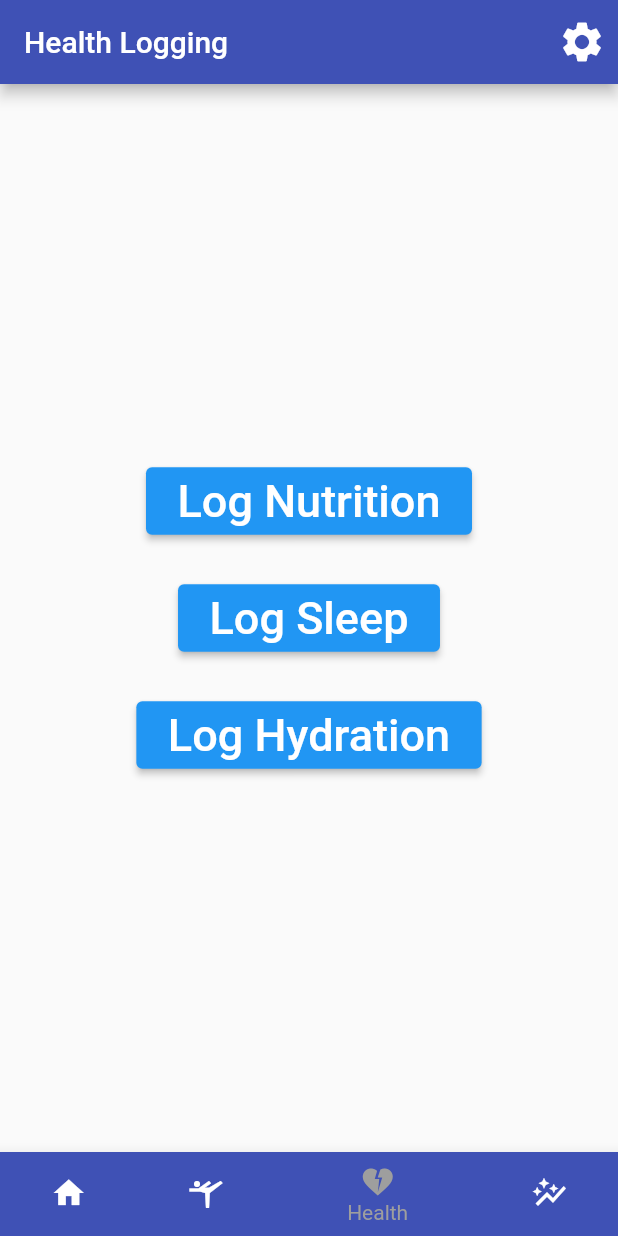
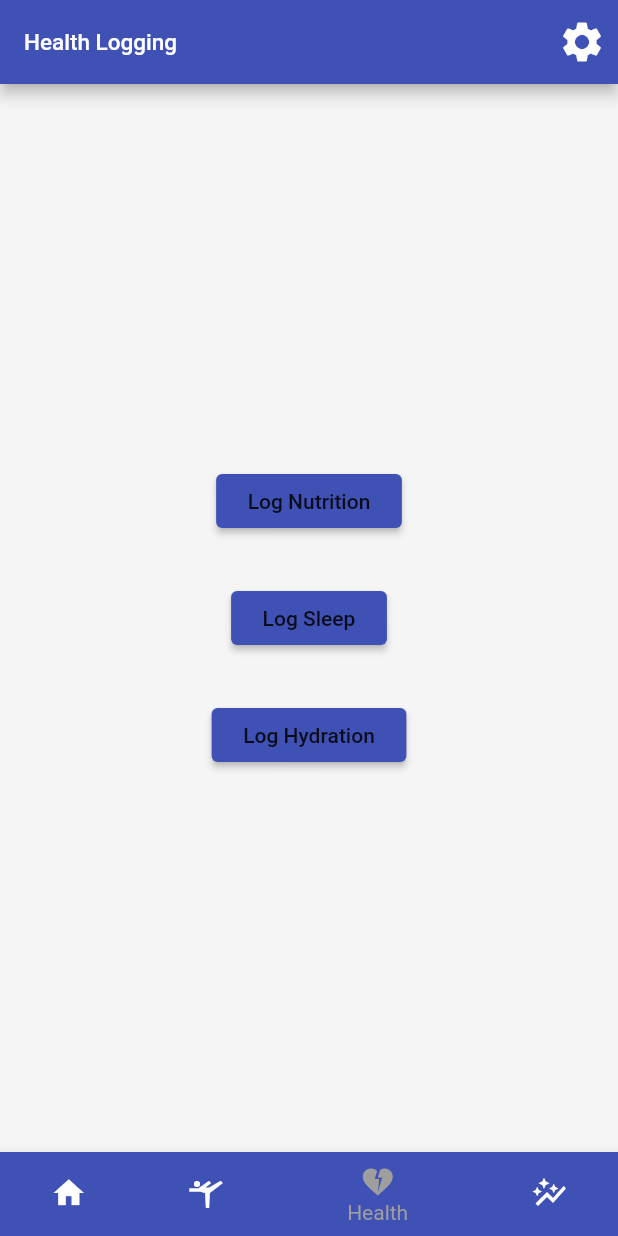
Before and after one commit to GDauterman/rpi_beefcake, a Flutter app: the screen it shows once a user with an empty profile is signed in, on a phone screen of 412 x 824 dp. Run offline on Flutter 3.47's test engine with Material 2 defaults, Android fonts, the phone set to English and light mode, and no system bars; our stand-ins replace cloud_firestore, firebase_auth, firebase_core; accounts and stored records are empty.

Commit message:
pre-merge with develop, near working dark mode

```diff
--- a/lib/base_page.dart
+++ b/lib/base_page.dart
@@ -6,6 +6,7 @@ import 'package:rpi_beefcake/home_page.dart';
 import 'package:rpi_beefcake/page_enum.dart';
 import 'package:rpi_beefcake/style_lib.dart';
 import 'package:rpi_beefcake/trends_page.dart';
+
 
 class BasePage extends StatefulWidget {
   final FirebaseService db;
@@ -38,7 +39,7 @@ class _BasePage extends State<BasePage> {
     return Scaffold(
       appBar: AppBar(
         title: Text(pageItem.getTitle),
-        backgroundColor: bc_style().accent2color,
+        backgroundColor: Theme.of(context).colorScheme.background,
         actions: [
           IconButton(
               onPressed: (() {widget.nk.currentState!.pushNamed('/settings');}),
@@ -56,26 +57,27 @@ class _BasePage extends State<BasePage> {
           return const TrendsPage();}
       } ()),
       bottomNavigationBar: BottomNavigationBar(
+        backgroundColor: Theme.of(context).colorScheme.background,
         items: <BottomNavigationBarItem>[
           BottomNavigationBarItem(
             icon: Icon(Icons.home),
             label: 'Home',
-            backgroundColor: bc_style().accent2color,
+            backgroundColor: Theme.of(context).colorScheme.surfaceVariant,
           ),
           BottomNavigationBarItem(
             icon: Icon(Icons.sports_gymnastics),
             label: 'Fitness',
-            backgroundColor: bc_style().accent2color,
+            backgroundColor: Theme.of(context).colorScheme.surfaceVariant,
           ),
           BottomNavigationBarItem(
             icon: Icon(Icons.heart_broken),
             label: 'Health',
-            backgroundColor: bc_style().accent2color,
+            backgroundColor: Theme.of(context).colorScheme.surfaceVariant,
           ),
           BottomNavigationBarItem(
             icon: Icon(Icons.auto_graph),
             label: 'Trends',
-            backgroundColor: bc_style().accent2color,
+            backgroundColor: Theme.of(context).colorScheme.surfaceVariant,
           ),
         ],
         currentIndex: pageItem.getIndex,
--- a/lib/health_page.dart
+++ b/lib/health_page.dart
@@ -30,6 +30,9 @@ class _HealthPage extends State<HealthPage> {
               Padding(
                 padding: EdgeInsets.symmetric(vertical: 15),
                 child: ElevatedButton(
+                  style: ElevatedButton.styleFrom(
+                      backgroundColor: Theme.of(context).colorScheme.primary,
+                  ),
                   onPressed: (() {
                     setState(() {widget.curPage = healthSubPages.nutrition;});
                   }),
@@ -37,9 +40,7 @@ class _HealthPage extends State<HealthPage> {
                     padding: EdgeInsets.all(5),
                     child: Text(
                       'Log Nutrition',
-                      style: TextStyle(
-                          fontSize: 30
-                      ),
+                      style: Theme.of(context).textTheme.button,
                     ),
                   ),
                 ),
@@ -47,6 +48,9 @@ class _HealthPage extends State<HealthPage> {
               Padding(
                 padding: EdgeInsets.symmetric(vertical: 15),
                 child: ElevatedButton(
+                  style: ElevatedButton.styleFrom(
+                    backgroundColor: Theme.of(context).colorScheme.primary,
+                  ),
                   onPressed: (() {
                     setState(() {widget.curPage = healthSubPages.sleep;});
                   }),
@@ -54,9 +58,7 @@ class _HealthPage extends State<HealthPage> {
                     padding: EdgeInsets.all(5),
                     child: Text(
                       'Log Sleep',
-                      style: TextStyle(
-                          fontSize: 30
-                      ),
+                      style: Theme.of(context).textTheme.button,
                     ),
                   ),
                 ),
@@ -64,6 +66,9 @@ class _HealthPage extends State<HealthPage> {
               Padding(
                 padding: EdgeInsets.symmetric(vertical: 15),
                 child: ElevatedButton(
+                  style: ElevatedButton.styleFrom(
+                    backgroundColor: Theme.of(context).colorScheme.primary,
+                  ),
                   onPressed: (() {
                     setState(() {widget.curPage = healthSubPages.hydration;});
                   }),
@@ -71,9 +76,7 @@ class _HealthPage extends State<HealthPage> {
                     padding: EdgeInsets.all(5),
                     child: Text(
                       'Log Hydration',
-                      style: TextStyle(
-                          fontSize: 30
-                      ),
+                      style: Theme.of(context).textTheme.button,
                     ),
                   ),
                 ),
@@ -91,6 +94,9 @@ class _HealthPage extends State<HealthPage> {
                 child: Padding(
                   padding: EdgeInsets.all(10),
                   child: ElevatedButton(
+                      style: ElevatedButton.styleFrom(
+                        backgroundColor: Theme.of(context).colorScheme.surfaceVariant,
+                      ),
                     onPressed: backCallback,
                     child: Text(
                       'Back',
@@ -262,7 +268,7 @@ class SleepPage extends StatelessWidget {
     List<FieldOptions> sleepOptions = [
       FieldOptions(
         hint: 'Hours Slept',
-        invalidText: 'Enter a number',
+        invalidText: 'Enter  number',
         keyboard: TextInputType.number,
         regString: r'^0*\d{1,2}(\.\d+)?$',
       ),
@@ -279,6 +285,7 @@ class SleepPage extends StatelessWidget {
     return Material(
       // Sleep Container
       child: SingleChildScrollView(
+
         child: Column(
           children: [
             Padding(
--- a/lib/main.dart
+++ b/lib/main.dart
@@ -11,22 +11,34 @@ import 'package:rpi_beefcake/settings_page.dart';
 import 'firebase_options.dart';
 import 'firestore.dart';
 import 'loading_page.dart';
+import 'package:rpi_beefcake/style_lib.dart';
+
 
 void main() {
   runApp(MainApp());
 }
 
-class MainApp extends StatelessWidget {
+class MainApp extends StatefulWidget {
+  MainApp({super.key});
+
+  @override
+  State<MainApp> createState() => _MainApp();
+}
+
+class _MainApp extends State<MainApp> {
   late final Future fbFuture = Firebase.initializeApp(options: DefaultFirebaseOptions.currentPlatform);
   final GlobalKey<NavigatorState> mainNavKey = GlobalKey<NavigatorState>();
   final GlobalKey<NavigatorState> homeNavKey = GlobalKey<NavigatorState>();
   late final FirebaseService db;
 
-  MainApp({super.key});
+  bool isDark = false;
+
+  void swapTheme() {
+    setState(() { isDark = !isDark; });
+  }
 
   @override
   Widget build(BuildContext context) {
-
     return FutureBuilder(
       future: fbFuture,
       builder: (context, snapshot) {
@@ -50,6 +62,13 @@ class MainApp extends StatelessWidget {
           });
           return MaterialApp(
             title: 'Main App',
+            /*
+            darkTheme: customDarkTheme (),
+            theme: customLightTheme (),
+            themeMode: ThemeMode.system, //theme adapts to system settings
+            */
+            theme: isDark ? customDarkTheme () : customLightTheme(),
+
             navigatorKey: mainNavKey,
             initialRoute: '/loading',
             routes: {
@@ -57,7 +76,7 @@ class MainApp extends StatelessWidget {
               '/login':     (context) => const LoginPage(),
               '/register':  (context) => const RegisterPage(),
               '/loading':   (context) => LoadingPage(),
-              '/settings':  (context) => SettingsPage(mainNavKey),
+              '/settings':  (context) => SettingsPage(mainNavKey, swapTheme),
             },
 
           );
--- a/lib/style_lib.dart
+++ b/lib/style_lib.dart
@@ -1,9 +1,125 @@
 import 'dart:ui';
 import 'package:flutter/material.dart';
 
+ThemeData customLightTheme() {
+
+  TextTheme _customLightThemesTextTheme(TextTheme base) {
+    return base.copyWith(
+      button: base.button?.copyWith(
+        //fontFamily: ‘Roboto’,
+        fontSize: 30.0,
+        color: Colors.white,
+      ),
+      headline6: base.headline6?.copyWith(
+          fontSize: 15.0,
+          color: Colors.orange
+      ),
+      headline4: base.headline1?.copyWith(
+        fontSize: 24.0,
+        color: Colors.white,
+      ),
+      headline3: base.headline1?.copyWith(
+        fontSize: 22.0,
+        color: Colors.grey,
+      ),
+      caption: base.caption?.copyWith(
+        color: Color(0xFFCCC5AF),
+      ),
+      bodyText2: base.bodyText2?.copyWith(color: Color(0xFF807A6B)),
+      bodyText1: base.bodyText1?.copyWith(color: Colors.brown),
+    );
+  }
+
+  final ThemeData lightTheme = ThemeData.light();
+  return lightTheme.copyWith(
+    colorScheme: lightTheme.colorScheme.copyWith(
+        primary: Colors.indigo,
+        background: Colors.indigo,
+        surfaceVariant: Colors.indigo,
+        secondary: Colors.pink[100]
+    ),
+    textTheme: _customLightThemesTextTheme(lightTheme.textTheme),
+    indicatorColor: Color(0xFF807A6B),
+    scaffoldBackgroundColor: Color(0xFFF5F5F5),
+    primaryIconTheme: lightTheme.primaryIconTheme.copyWith(
+      color: Colors.white,
+      size: 20,
+    ),
+    iconTheme: lightTheme.iconTheme.copyWith(
+      color: Colors.white,
+    ),
+    backgroundColor: Colors.indigo,
+    tabBarTheme: lightTheme.tabBarTheme.copyWith(
+      labelColor: Color(0xffce107c),
+      unselectedLabelColor: Colors.grey,
+    ),
+    buttonTheme: lightTheme.buttonTheme.copyWith(buttonColor: Colors.red),
+    errorColor: Colors.red,
+  );
+}
+
+ThemeData customDarkTheme() {
+  TextTheme _customDarkThemesTextTheme(TextTheme base) {
+    return base.copyWith(
+      button: base.button?.copyWith(
+        //fontFamily: ‘Roboto’,
+        fontSize: 30.0,
+        color: Colors.white,
+      ),
+      headline6: base.headline6?.copyWith(
+          fontSize: 15.0,
+          color: Colors.orange
+      ),
+      headline4: base.headline1?.copyWith(
+        fontSize: 24.0,
+        color: Colors.white,
+      ),
+      headline3: base.headline1?.copyWith(
+        fontSize: 22.0,
+        color: Colors.grey,
+      ),
+      caption: base.caption?.copyWith(
+        color: Color(0xFFCCC5AF),
+      ),
+      bodyText2: base.bodyText2?.copyWith(color: Color(0xFF807A6B)),
+      bodyText1: base.bodyText1?.copyWith(color: Colors.brown),
+    );
+  }
+  final ThemeData darkTheme = ThemeData.dark();
+  return darkTheme.copyWith(
+    colorScheme: darkTheme.colorScheme.copyWith(
+        //neutral colors
+        //background: Color(0x1A1C1E),
+        //onBackground: Color(0xE2E2E6),
+
+        //primary colors
+        primary: Colors.purple[800],
+        secondary: Colors.purple[400]
+
+    ),
+    textTheme: _customDarkThemesTextTheme(darkTheme.textTheme),
+    indicatorColor: Colors.green,
+    primaryIconTheme: darkTheme.primaryIconTheme.copyWith(
+      color: Colors.grey[600],
+      size: 20,
+    ),
+    iconTheme: darkTheme.iconTheme.copyWith(
+      color: Colors.grey[600],
+    ),
+    backgroundColor: darkTheme.backgroundColor,
+    tabBarTheme: darkTheme.tabBarTheme.copyWith(
+      labelColor: Color(0xffce107c),
+      unselectedLabelColor: Colors.grey,
+    ),
+    buttonTheme: darkTheme.buttonTheme.copyWith(buttonColor: Colors.red),
+    errorColor: Colors.red,
+  );
+}
+
+
 class bc_style {
   final Color backgroundcolor =    Colors.white;
-  final Color accent1color =       Colors.lightBlue;
+  final Color accent1color =       Colors.green;
   final Color accent2color =       Colors.indigo;
   final Color textcolor =     Colors.black;
   final Color errorcolor =    Colors.red;
```
Also changed, not shown: lib/settings_page.dart (+13 -2 lines).
